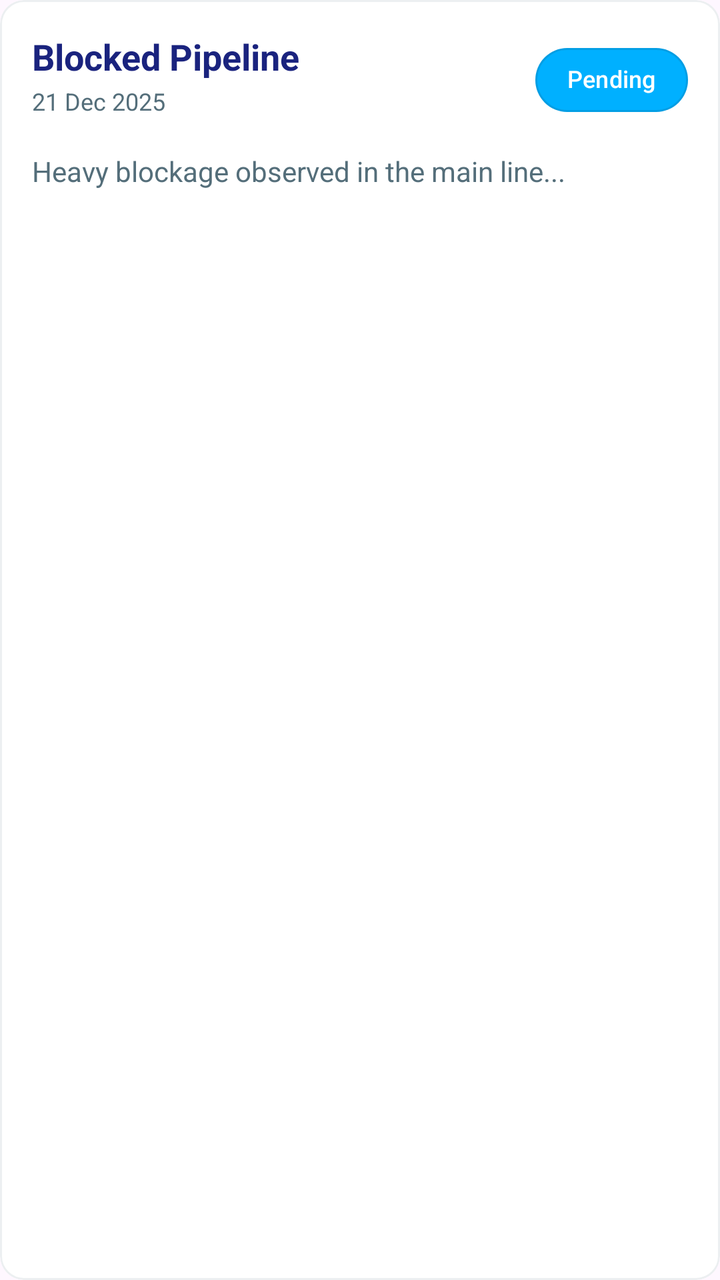
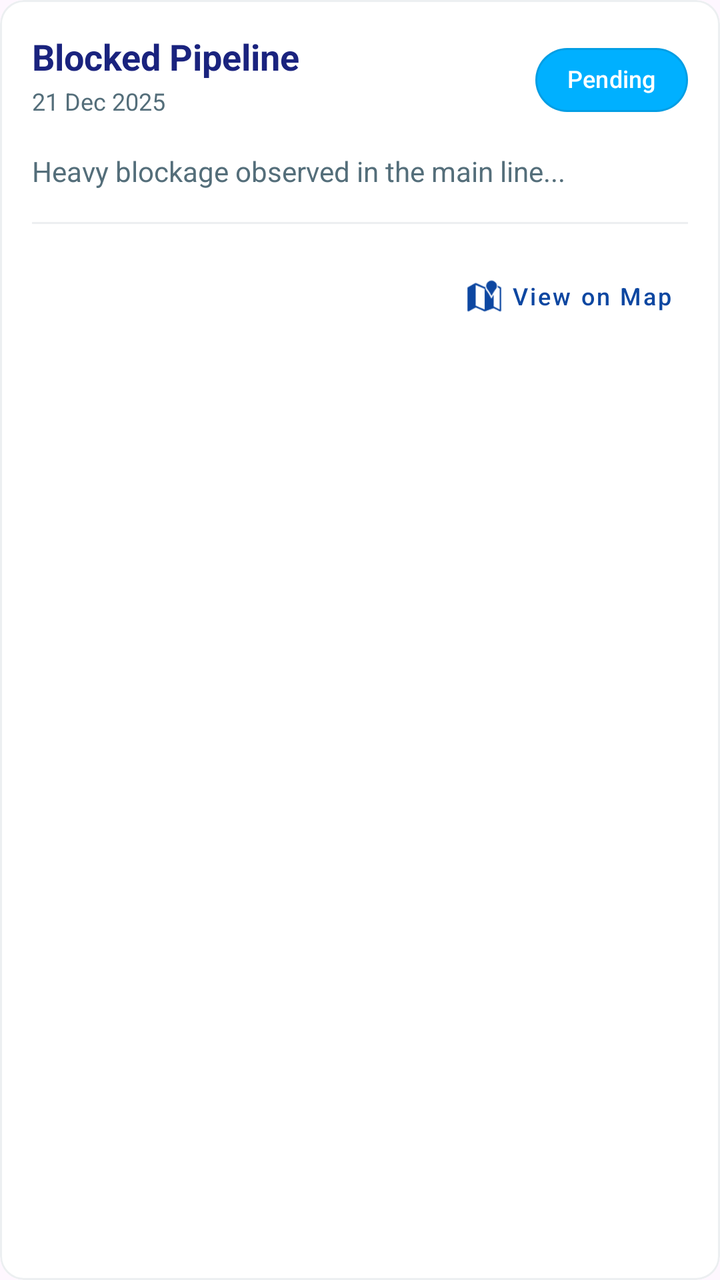

An Android layout rendered at two revisions. The XML below is the earlier revision; the diff shows what the commit changed to produce the second picture.
<!-- AndroidManifest.xml: application theme Theme.SewageManagement -->
<!-- res/layout/item_complaint.xml -->
<?xml version="1.0" encoding="utf-8"?>
<com.google.android.material.card.MaterialCardView xmlns:android="http://schemas.android.com/apk/res/android"
    xmlns:app="http://schemas.android.com/apk/res-auto"
    android:layout_width="match_parent"
    android:layout_height="wrap_content"
    android:layout_marginBottom="12dp"
    app:cardCornerRadius="12dp"
    app:cardElevation="0dp"
    app:strokeWidth="1dp"
    app:strokeColor="@color/gray_light"
    app:cardBackgroundColor="@color/white">

    <LinearLayout
        android:layout_width="match_parent"
        android:layout_height="wrap_content"
        android:orientation="vertical"
        android:padding="16dp">

        <LinearLayout
            android:layout_width="match_parent"
            android:layout_height="wrap_content"
            android:orientation="horizontal"
            android:gravity="top"
            android:layout_marginBottom="8dp">

            <LinearLayout
                android:layout_width="0dp"
                android:layout_height="wrap_content"
                android:layout_weight="1"
                android:orientation="vertical">

                <TextView
                    android:id="@+id/tvIssueType"
                    android:layout_width="wrap_content"
                    android:layout_height="wrap_content"
                    android:text="Blocked Pipeline"
                    android:textStyle="bold"
                    android:textSize="18sp"
                    android:textColor="@color/text_primary"/>

                <TextView
                    android:id="@+id/tvDate"
                    android:layout_width="wrap_content"
                    android:layout_height="wrap_content"
                    android:text="21 Dec 2025"
                    android:textColor="@color/text_secondary"
                    android:textSize="12sp"
                    android:layout_marginTop="2dp"/>
            </LinearLayout>

            <com.google.android.material.chip.Chip
                android:id="@+id/tvStatus"
                android:layout_width="wrap_content"
                android:layout_height="wrap_content"
                android:text="Pending"
                android:textColor="@color/white"
                android:textSize="12sp"
                app:chipBackgroundColor="@color/secondary"
                app:chipCornerRadius="16dp"
                app:chipMinHeight="32dp"
                android:enabled="false"/>
        </LinearLayout>

        <TextView
            android:id="@+id/tvDescription"
            android:layout_width="match_parent"
            android:layout_height="wrap_content"
            android:text="Heavy blockage observed in the main line..."
            android:textColor="@color/text_secondary"
            android:textSize="14sp"
            android:maxLines="2"
            android:ellipsize="end"
            android:layout_marginTop="4dp"/>
            
    </LinearLayout>

</com.google.android.material.card.MaterialCardView>
<!-- resources referenced by this layout -->
<resources>
  <color name="gray_light">#ECEFF1</color>
  <color name="secondary">#00B0FF</color>
  <color name="text_primary">#1A237E</color>
  <color name="text_secondary">#546E7A</color>
  <color name="white">#FFFFFFFF</color>
  <style name="Theme.SewageManagement" parent="Base.Theme.SewageManagement" />
  <style name="Base.Theme.SewageManagement" parent="Theme.Material3.DayNight.NoActionBar">
          
          <item name="colorPrimary">@color/primary</item>
          <item name="colorPrimaryVariant">@color/primary_dark</item>
          <item name="colorOnPrimary">@color/on_primary</item>
          <item name="colorSecondary">@color/secondary</item>
          <item name="colorSecondaryVariant">@color/secondary_variant</item>
          <item name="colorOnSecondary">@color/on_secondary</item>
          <item name="android:statusBarColor">@color/primary_dark</item>
      </style>
  <color name="primary">#0D47A1</color>
  <color name="primary_dark">#002171</color>
  <color name="on_primary">#FFFFFF</color>
  <color name="secondary_variant">#0081CB</color>
  <color name="on_secondary">#FFFFFF</color>
</resources>

<!-- the commit's change to res/layout/item_complaint.xml (unified diff, before → after) -->
@@ -71,7 +71,28 @@
             android:maxLines="2"
             android:ellipsize="end"
             android:layout_marginTop="4dp"/>
-            
+
+        <View
+            android:layout_width="match_parent"
+            android:layout_height="1dp"
+            android:background="@color/gray_light"
+            android:layout_marginTop="16dp"
+            android:layout_marginBottom="12dp"/>
+
+        <com.google.android.material.button.MaterialButton
+            android:id="@+id/btnViewOnMap"
+            style="@style/Widget.MaterialComponents.Button.TextButton"
+            android:layout_width="wrap_content"
+            android:layout_height="wrap_content"
+            android:text="View on Map"
+            android:textColor="@color/primary"
+            app:icon="@android:drawable/ic_dialog_map"
+            app:iconTint="@color/primary"
+            android:layout_gravity="end"
+            android:textSize="12sp"
+            android:textAllCaps="false"
+            android:paddingStart="12dp"
+            android:paddingEnd="12dp"/>
     </LinearLayout>
 
 </com.google.android.material.card.MaterialCardView>
<!-- resource entries referenced after the edit -->
@@ -1,6 +1,7 @@
 <!-- resources referenced by this layout -->
 <resources>
   <color name="gray_light">#ECEFF1</color>
+  <color name="primary">#0D47A1</color>
   <color name="secondary">#00B0FF</color>
   <color name="text_primary">#1A237E</color>
   <color name="text_secondary">#546E7A</color>
@@ -16,7 +17,6 @@
           <item name="colorOnSecondary">@color/on_secondary</item>
           <item name="android:statusBarColor">@color/primary_dark</item>
       </style>
-  <color name="primary">#0D47A1</color>
   <color name="primary_dark">#002171</color>
   <color name="on_primary">#FFFFFF</color>
   <color name="secondary_variant">#0081CB</color>
